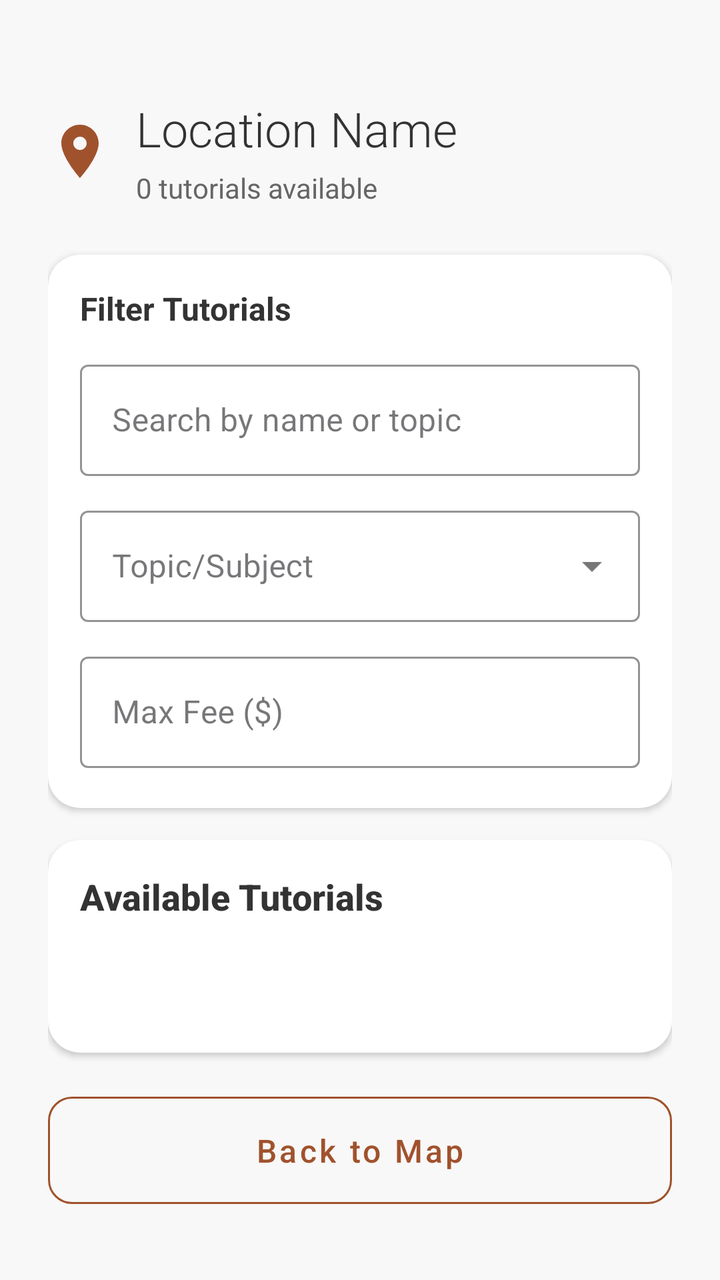
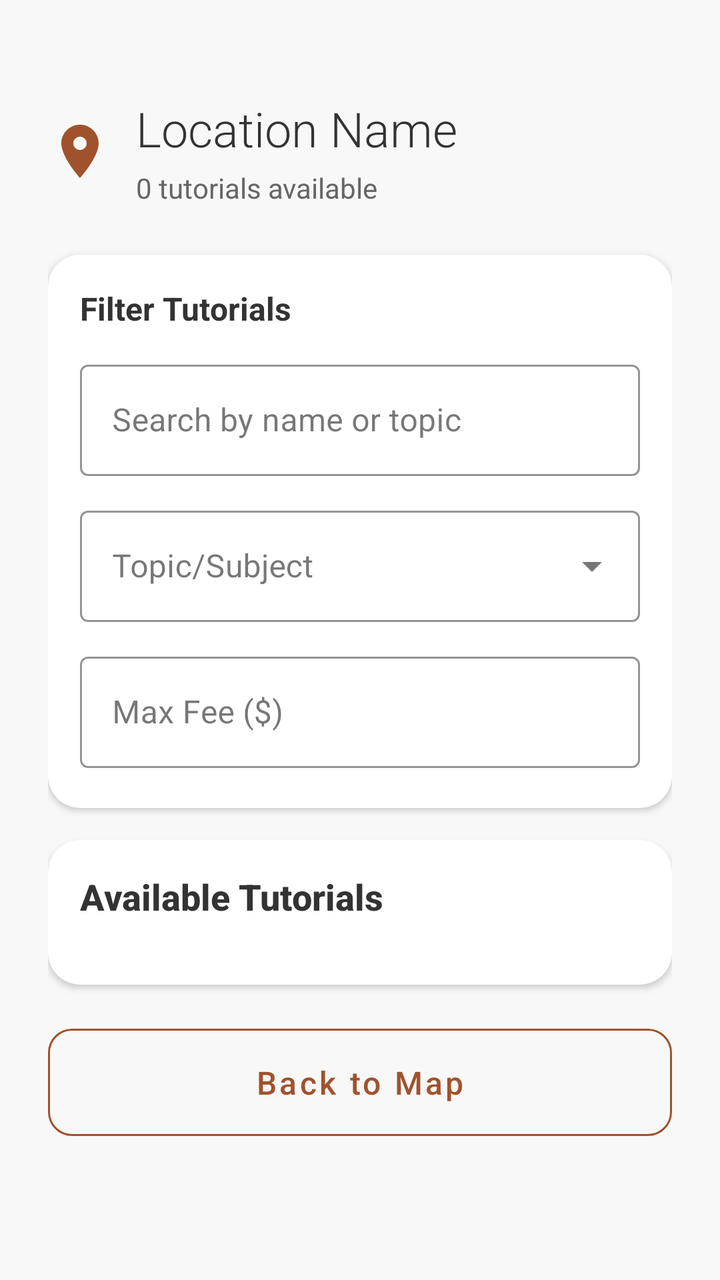

Before-and-after screenshots of an Android layout around one commit, followed by the original layout XML and the change that was made.
<!-- AndroidManifest.xml: application theme Theme.Csci3130Group1 -->
<!-- res/layout/activity_location_tutorials.xml -->
<?xml version="1.0" encoding="utf-8"?>
<LinearLayout xmlns:android="http://schemas.android.com/apk/res/android"
    xmlns:app="http://schemas.android.com/apk/res-auto"
    android:layout_width="match_parent"
    android:layout_height="match_parent"
    android:orientation="vertical"
    android:background="#F8F8F8"
    android:paddingHorizontal="24dp"
    android:paddingTop="48dp"
    android:paddingBottom="32dp">

    
    <LinearLayout
        android:layout_width="match_parent"
        android:layout_height="wrap_content"
        android:orientation="horizontal"
        android:gravity="center_vertical"
        android:layout_marginBottom="24dp">

        <ImageView
            android:layout_width="32dp"
            android:layout_height="32dp"
            android:src="@drawable/ic_map"
            app:tint="#A0522D"
            android:contentDescription="Location Icon" />

        <LinearLayout
            android:layout_width="0dp"
            android:layout_height="wrap_content"
            android:layout_weight="1"
            android:orientation="vertical"
            android:layout_marginStart="12dp">

            <TextView
                android:id="@+id/location_name"
                android:layout_width="wrap_content"
                android:layout_height="wrap_content"
                android:text="Location Name"
                android:textSize="24sp"
                android:fontFamily="sans-serif-light"
                android:textColor="#333333" />

            <TextView
                android:id="@+id/tutorial_count"
                android:layout_width="wrap_content"
                android:layout_height="wrap_content"
                android:text="0 tutorials available"
                android:textSize="14sp"
                android:textColor="#666666"
                android:layout_marginTop="4dp" />

        </LinearLayout>
    </LinearLayout>

    
    <androidx.cardview.widget.CardView
        android:id="@+id/filtersCard"
        android:layout_width="match_parent"
        android:layout_height="wrap_content"
        android:layout_marginBottom="16dp"
        app:cardCornerRadius="16dp"
        app:cardElevation="2dp"
        app:cardBackgroundColor="#FFFFFF">

        <LinearLayout
            android:layout_width="match_parent"
            android:layout_height="wrap_content"
            android:orientation="vertical"
            android:padding="16dp">

            <TextView
                android:layout_width="wrap_content"
                android:layout_height="wrap_content"
                android:text="Filter Tutorials"
                android:textSize="16sp"
                android:textStyle="bold"
                android:textColor="#333333"
                android:layout_marginBottom="12dp" />

            
            <com.google.android.material.textfield.TextInputLayout
                android:id="@+id/searchInputLayout"
                android:layout_width="match_parent"
                android:layout_height="wrap_content"
                android:layout_marginBottom="12dp"
                android:hint="Search by name or topic"
                app:boxStrokeColor="#A0522D"
                app:hintTextColor="#A0522D"
                style="@style/Widget.MaterialComponents.TextInputLayout.OutlinedBox">

                <com.google.android.material.textfield.TextInputEditText
                    android:id="@+id/searchInput"
                    android:layout_width="match_parent"
                    android:layout_height="wrap_content"
                    android:inputType="text" />
            </com.google.android.material.textfield.TextInputLayout>

            
            <com.google.android.material.textfield.TextInputLayout
                android:id="@+id/topicInputLayout"
                android:layout_width="match_parent"
                android:layout_height="wrap_content"
                android:layout_marginBottom="12dp"
                android:hint="Topic/Subject"
                app:boxStrokeColor="#A0522D"
                app:hintTextColor="#A0522D"
                style="@style/Widget.MaterialComponents.TextInputLayout.OutlinedBox.ExposedDropdownMenu">

                <AutoCompleteTextView
                    android:id="@+id/topicFilter"
                    android:layout_width="match_parent"
                    android:layout_height="wrap_content"
                    android:inputType="none" />
            </com.google.android.material.textfield.TextInputLayout>

            
            <com.google.android.material.textfield.TextInputLayout
                android:id="@+id/feeInputLayout"
                android:layout_width="match_parent"
                android:layout_height="wrap_content"
                android:layout_marginBottom="4dp"
                android:hint="Max Fee ($)"
                app:boxStrokeColor="#A0522D"
                app:hintTextColor="#A0522D"
                style="@style/Widget.MaterialComponents.TextInputLayout.OutlinedBox">

                <com.google.android.material.textfield.TextInputEditText
                    android:id="@+id/feeFilter"
                    android:layout_width="match_parent"
                    android:layout_height="wrap_content"
                    android:inputType="numberDecimal" />
            </com.google.android.material.textfield.TextInputLayout>
        </LinearLayout>
    </androidx.cardview.widget.CardView>

    
    <androidx.cardview.widget.CardView
        android:layout_width="match_parent"
        android:layout_height="0dp"
        android:layout_weight="1"
        android:layout_marginBottom="16dp"
        app:cardCornerRadius="16dp"
        app:cardElevation="2dp"
        app:cardBackgroundColor="#FFFFFF">

        <LinearLayout
            android:layout_width="match_parent"
            android:layout_height="match_parent"
            android:orientation="vertical"
            android:padding="16dp">

            
            <TextView
                android:layout_width="match_parent"
                android:layout_height="wrap_content"
                android:text="Available Tutorials"
                android:textSize="18sp"
                android:textColor="#333333"
                android:textStyle="bold"
                android:layout_marginBottom="16dp"
                android:fontFamily="sans-serif-medium"/>

            
            <androidx.recyclerview.widget.RecyclerView
                android:id="@+id/resultsRecyclerView"
                android:layout_width="match_parent"
                android:layout_height="0dp"
                android:layout_weight="1"
                android:nestedScrollingEnabled="true"/>

            
            <TextView
                android:id="@+id/empty_state_text"
                android:layout_width="match_parent"
                android:layout_height="wrap_content"
                android:text="No tutorials available at this location"
                android:textSize="16sp"
                android:textColor="#666666"
                android:gravity="center"
                android:layout_marginTop="32dp"
                android:visibility="gone"
                android:fontFamily="sans-serif" />

        </LinearLayout>
    </androidx.cardview.widget.CardView>

    
    <Button
        android:id="@+id/back_button"
        style="@style/Widget.MaterialComponents.Button.OutlinedButton"
        android:layout_width="match_parent"
        android:layout_height="wrap_content"
        android:text="Back to Map"
        android:textColor="#A0522D"
        android:padding="16dp"
        android:textSize="16sp"
        app:cornerRadius="12dp"
        app:strokeColor="#A0522D"
        android:textAllCaps="false"
        android:fontFamily="sans-serif-medium"/>

</LinearLayout>
<!-- resources referenced by this layout -->
<resources>
  <!-- drawable ic_map (drawable) -->
  <vector xmlns:android="http://schemas.android.com/apk/res/android" android:height="24dp" android:tint="#000000" android:viewportHeight="24" android:viewportWidth="24" android:width="24dp">
  
      <path android:fillColor="@android:color/white" android:pathData="M12,2C8.13,2 5,5.13 5,9c0,5.25 7,13 7,13s7,-7.75 7,-13c0,-3.87 -3.13,-7 -7,-7zM12,11.5c-1.38,0 -2.5,-1.12 -2.5,-2.5s1.12,-2.5 2.5,-2.5 2.5,1.12 2.5,2.5 -1.12,2.5 -2.5,2.5z"/>
  
  </vector>
  <style name="Theme.Csci3130Group1" parent="Base.Theme.Csci3130Group1" />
  <style name="Base.Theme.Csci3130Group1" parent="Theme.Material3.DayNight.NoActionBar">
          
          
      </style>
</resources>

<!-- the commit's change to res/layout/activity_location_tutorials.xml (unified diff, before → after) -->
@@ -1,13 +1,18 @@
 <?xml version="1.0" encoding="utf-8"?>
-<LinearLayout xmlns:android="http://schemas.android.com/apk/res/android"
+<androidx.core.widget.NestedScrollView xmlns:android="http://schemas.android.com/apk/res/android"
     xmlns:app="http://schemas.android.com/apk/res-auto"
     android:layout_width="match_parent"
     android:layout_height="match_parent"
-    android:orientation="vertical"
-    android:background="#F8F8F8"
-    android:paddingHorizontal="24dp"
-    android:paddingTop="48dp"
-    android:paddingBottom="32dp">
+    android:fillViewport="true"
+    android:background="#F8F8F8">
+
+    <LinearLayout
+        android:layout_width="match_parent"
+        android:layout_height="wrap_content"
+        android:orientation="vertical"
+        android:paddingHorizontal="24dp"
+        android:paddingTop="48dp"
+        android:paddingBottom="32dp">
 
     
     <LinearLayout
@@ -136,8 +141,7 @@
     
     <androidx.cardview.widget.CardView
         android:layout_width="match_parent"
-        android:layout_height="0dp"
-        android:layout_weight="1"
+        android:layout_height="wrap_content"
         android:layout_marginBottom="16dp"
         app:cardCornerRadius="16dp"
         app:cardElevation="2dp"
@@ -164,9 +168,8 @@
             <androidx.recyclerview.widget.RecyclerView
                 android:id="@+id/resultsRecyclerView"
                 android:layout_width="match_parent"
-                android:layout_height="0dp"
-                android:layout_weight="1"
-                android:nestedScrollingEnabled="true"/>
+                android:layout_height="wrap_content"
+                android:nestedScrollingEnabled="false"/>
 
             
             <TextView
@@ -199,4 +202,6 @@
         android:textAllCaps="false"
         android:fontFamily="sans-serif-medium"/>
 
-</LinearLayout>
+    </LinearLayout>
+
+</androidx.core.widget.NestedScrollView>
